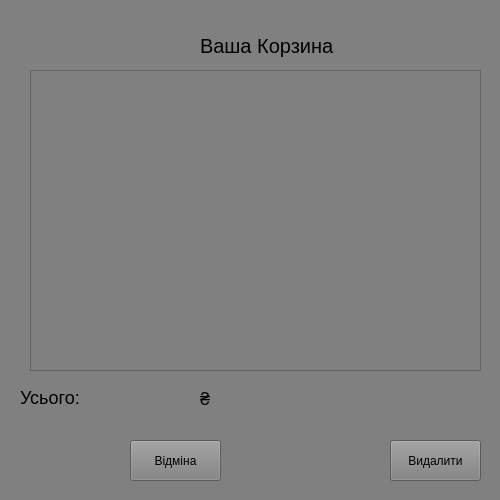
Above: cartwindow.ui from BeanDx/zoo-shop-qt-coursework before the change. Below: the same form after it.
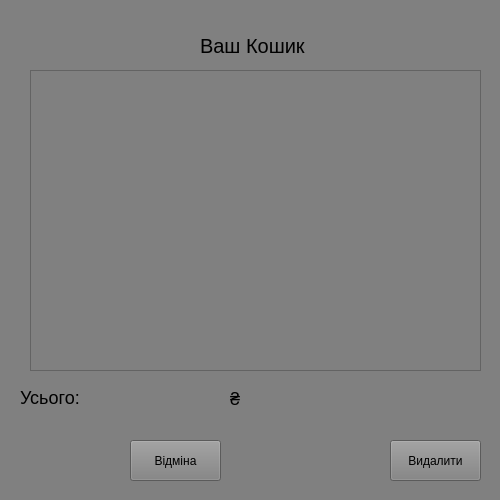
That is the form after the change.

```diff
--- a/cartwindow.ui
+++ b/cartwindow.ui
@@ -33,7 +33,7 @@
     <rect>
      <x>200</x>
      <y>30</y>
-     <width>151</width>
+     <width>131</width>
      <height>31</height>
     </rect>
    </property>
@@ -41,7 +41,7 @@
     <string notr="true">font-size: 20px;</string>
    </property>
    <property name="text">
-    <string>Ваша Корзина</string>
+    <string>Ваш Кошик</string>
    </property>
   </widget>
   <widget class="QPushButton" name="Cart_cancel_btn">
@@ -102,7 +102,7 @@
     <rect>
      <x>100</x>
      <y>390</y>
-     <width>91</width>
+     <width>131</width>
      <height>16</height>
     </rect>
    </property>
@@ -117,7 +117,7 @@
   <widget class="QLabel" name="label_4">
    <property name="geometry">
     <rect>
-     <x>200</x>
+     <x>230</x>
      <y>390</y>
      <width>16</width>
      <height>16</height>
```
